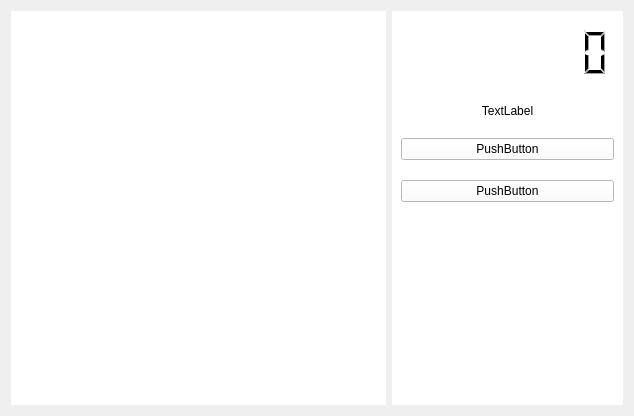
CodeMan-P/Minesweeper, file GamePanel.ui: the form before one commit.
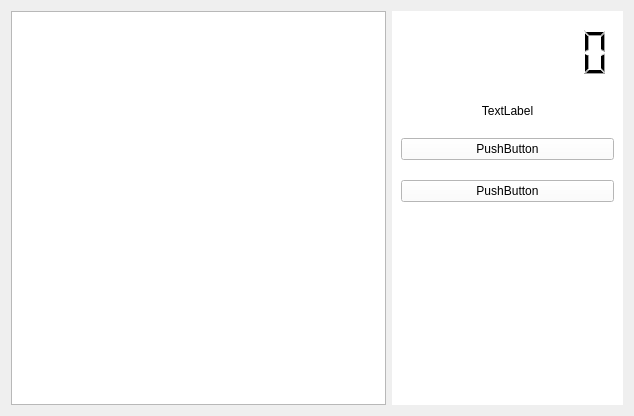
The form after the commit.

Commit message: impl game engine

Diff of the .ui file:
```diff
--- a/GamePanel.ui
+++ b/GamePanel.ui
@@ -15,14 +15,7 @@
   </property>
   <layout class="QHBoxLayout" name="horizontalLayout" stretch="618,382">
    <item>
-    <widget class="QWidget" name="gameWidget" native="true">
-     <property name="autoFillBackground">
-      <bool>false</bool>
-     </property>
-     <property name="styleSheet">
-      <string notr="true">background-color:rgb(255, 255, 255)</string>
-     </property>
-    </widget>
+    <widget class="QTableWidget" name="gameWidget"/>
    </item>
    <item>
     <widget class="QWidget" name="funWidget" native="true">
```
The commit also changes 19 other files.
